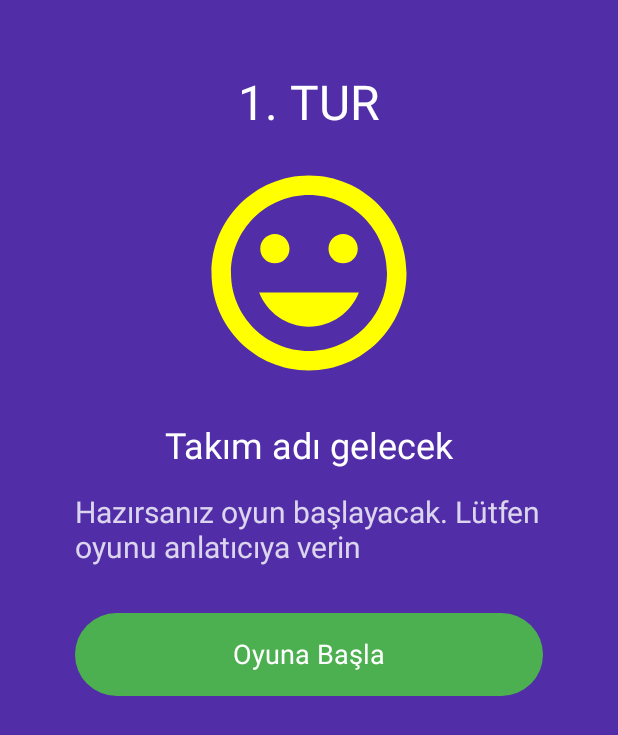
After one commit to dumanYusuf/TabuChallenge, an Android app built with Jetpack Compose: the StartingPage screen opened through its navigation route, on a phone screen of 412 x 824 dp. The commit adds this screen. Shown: the top 735 px of the screen. Run offline under Robolectric (Android 15) with nearby library versions, the phone set to English and light mode, and no system bars; our stand-ins replace Dagger/Hilt's generated code.

Commit message:
StartingGamePage UI completed

```diff
--- a/app/src/main/java/com/dumanyusuf/tabuchallenge/MainActivity.kt
+++ b/app/src/main/java/com/dumanyusuf/tabuchallenge/MainActivity.kt
@@ -12,6 +12,9 @@ import androidx.navigation.Navigation
 import com.dumanyusuf.tabuchallenge.presentation.navigation.PageController
 import com.dumanyusuf.tabuchallenge.presentation.welcome_page.WelcomePage
 import com.dumanyusuf.tabuchallenge.ui.theme.TabuChallengeTheme
+import dagger.hilt.android.AndroidEntryPoint
+
+
 
 class MainActivity : ComponentActivity() {
     @SuppressLint("UnusedMaterial3ScaffoldPaddingParameter")
--- a/app/src/main/java/com/dumanyusuf/tabuchallenge/Screan.kt
+++ b/app/src/main/java/com/dumanyusuf/tabuchallenge/Screan.kt
@@ -4,4 +4,5 @@ sealed class Screan(val  route:String){
     object WelcomePage:Screan("welcome")
     object HowToPage:Screan("how_to_page")
     object TeamNamePage:Screan("team_name_page")
+    object StartingPage:Screan("starting_page")
 }
--- /dev/null
+++ b/app/src/main/java/com/dumanyusuf/tabuchallenge/domain/model/TeamName.kt
@@ -0,0 +1,6 @@
+package com.dumanyusuf.tabuchallenge.domain.model
+
+data class TeamName(
+    val id:String,
+    val teamName:String
+)
--- a/app/src/main/java/com/dumanyusuf/tabuchallenge/presentation/navigation/PageController.kt
+++ b/app/src/main/java/com/dumanyusuf/tabuchallenge/presentation/navigation/PageController.kt
@@ -7,6 +7,7 @@ import androidx.navigation.compose.composable
 import androidx.navigation.compose.rememberNavController
 import com.dumanyusuf.tabuchallenge.Screan
 import com.dumanyusuf.tabuchallenge.presentation.how_to_page.HowToPage
+import com.dumanyusuf.tabuchallenge.presentation.starting.StartingPage
 import com.dumanyusuf.tabuchallenge.presentation.welcome_page.WelcomePage
 
 @Composable
@@ -22,9 +23,12 @@ fun PageController() {
             HowToPage(navController = navcontroller)
         }
         composable(Screan.TeamNamePage.route) {
-            TeamNamePage(){
+            TeamNamePage(navController = navcontroller, onBackPress = {
                 navcontroller.popBackStack()
-            }
+            })
+        }
+        composable(Screan.StartingPage.route) {
+            StartingPage()
         }
     }
 
--- /dev/null
+++ b/app/src/main/java/com/dumanyusuf/tabuchallenge/presentation/starting/StartingPage.kt
@@ -0,0 +1,89 @@
+package com.dumanyusuf.tabuchallenge.presentation.starting
+
+import android.annotation.SuppressLint
+import androidx.compose.foundation.Image
+import androidx.compose.foundation.background
+import androidx.compose.foundation.layout.*
+import androidx.compose.foundation.shape.RoundedCornerShape
+import androidx.compose.material3.Button
+import androidx.compose.material3.ButtonDefaults
+import androidx.compose.material3.Icon
+import androidx.compose.material3.Scaffold
+import androidx.compose.material3.Text
+import androidx.compose.runtime.Composable
+import androidx.compose.ui.Alignment
+import androidx.compose.ui.Modifier
+import androidx.compose.ui.draw.clip
+import androidx.compose.ui.graphics.Color
+import androidx.compose.ui.res.painterResource
+import androidx.compose.ui.text.TextStyle
+import androidx.compose.ui.unit.dp
+import androidx.compose.ui.unit.sp
+import com.dumanyusuf.tabuchallenge.R
+
+@SuppressLint("UnusedMaterial3ScaffoldPaddingParameter")
+@Composable
+fun StartingPage() {
+
+    Scaffold(
+        content = {
+            Box(
+                modifier = Modifier
+                    .fillMaxSize()
+                    .background(Color(0xFF512DA8))
+                    .padding(it)
+            ) {
+                Column(
+                    modifier = Modifier
+                        .fillMaxSize()
+                        .padding(50.dp),
+                    horizontalAlignment = Alignment.CenterHorizontally,
+                ) {
+                    Text(
+                        style = TextStyle(fontSize = 32.sp, color = Color.White),
+                        text = "1. TUR",
+                        modifier = Modifier.padding(bottom = 16.dp)
+                    )
+                    Icon(
+                        tint = Color.Yellow,
+                        modifier = Modifier
+                            .size(180.dp)
+                            .padding(bottom = 24.dp),
+                        painter = painterResource(R.drawable.smile),
+                        contentDescription = ""
+                    )
+                    Text(
+                        style = TextStyle(fontSize = 24.sp, color = Color.White),
+                        text = "Takım adı gelecek",
+                        modifier = Modifier.padding(bottom = 18.dp)
+                    )
+                    Text(
+                        style = TextStyle(fontSize = 20.sp, color = Color.White.copy(alpha = 0.8f)),
+                        text = "Hazırsanız oyun başlayacak. Lütfen oyunu anlatıcıya verin",
+                        modifier = Modifier.padding(bottom = 32.dp)
+                    )
+                    Button(
+                        onClick = {
+                            // Oyuna başlama butonu
+                        },
+                        modifier = Modifier
+                            .fillMaxWidth()
+                            .height(55.dp)
+                            .clip(RoundedCornerShape(12.dp)),
+                        colors = ButtonDefaults.buttonColors(
+                            containerColor = Color(0xFF4CAF50)
+                        )
+                    ) {
+                        Text(
+                            "Oyuna Başla",
+                            style = TextStyle(
+                                fontSize = 18.sp,
+                                color = Color.White
+                            )
+                        )
+                    }
+                }
+            }
+        }
+    )
+}
--- /dev/null
+++ b/app/src/main/res/drawable/smile.xml
@@ -0,0 +1,5 @@
+<vector xmlns:android="http://schemas.android.com/apk/res/android" android:height="24dp" android:tint="#000000" android:viewportHeight="24" android:viewportWidth="24" android:width="24dp">
+
+    <path android:fillColor="@android:color/white" android:pathData="M11.99,2C6.47,2 2,6.48 2,12s4.47,10 9.99,10C17.52,22 22,17.52 22,12S17.52,2 11.99,2zM12,20c-4.42,0 -8,-3.58 -8,-8s3.58,-8 8,-8 8,3.58 8,8 -3.58,8 -8,8zM15.5,11c0.83,0 1.5,-0.67 1.5,-1.5S16.33,8 15.5,8 14,8.67 14,9.5s0.67,1.5 1.5,1.5zM8.5,11c0.83,0 1.5,-0.67 1.5,-1.5S9.33,8 8.5,8 7,8.67 7,9.5 7.67,11 8.5,11zM12,17.5c2.33,0 4.31,-1.46 5.11,-3.5L6.89,14c0.8,2.04 2.78,3.5 5.11,3.5z"/>
+
+</vector>
--- a/gradle/libs.versions.toml
+++ b/gradle/libs.versions.toml
@@ -11,6 +11,8 @@ composeBom = "2024.04.01"
 material3 = "1.3.1"
 navigationRuntimeAndroid = "2.9.0-alpha05"
 navigationCompose = "2.8.6"
+googleGmsGoogleServices = "4.4.2"
+firebaseFirestore = "25.1.1"
 
 [libraries]
 androidx-core-ktx = { group = "androidx.core", name = "core-ktx", version.ref = "coreKtx" }
@@ -30,8 +32,10 @@ androidx-material3 = { group = "androidx.compose.material3", name = "material3"
 material3 = { module = "androidx.compose.material3:material3", version.ref = "material3" }
 androidx-navigation-runtime-android = { group = "androidx.navigation", name = "navigation-runtime-android", version.ref = "navigationRuntimeAndroid" }
 androidx-navigation-compose = { group = "androidx.navigation", name = "navigation-compose", version.ref = "navigationCompose" }
+firebase-firestore = { group = "com.google.firebase", name = "firebase-firestore", version.ref = "firebaseFirestore" }
 
 [plugins]
 android-application = { id = "com.android.application", version.ref = "agp" }
 kotlin-android = { id = "org.jetbrains.kotlin.android", version.ref = "kotlin" }
 kotlin-compose = { id = "org.jetbrains.kotlin.plugin.compose", version.ref = "kotlin" }
+google-gms-google-services = { id = "com.google.gms.google-services", version.ref = "googleGmsGoogleServices" }
```
Also changed, not shown: app/build.gradle.kts (+14 -0 lines), app/src/main/java/com/dumanyusuf/tabuchallenge/presentation/team_name_page/TeamNamePage.kt (renamed from app/src/main/java/com/dumanyusuf/tabuchallenge/presentation/TeamNamePage.kt, +9 -3 lines), build.gradle.kts (+19 -0 lines), app/src/main/res/drawable/emoji.jpg (added).
